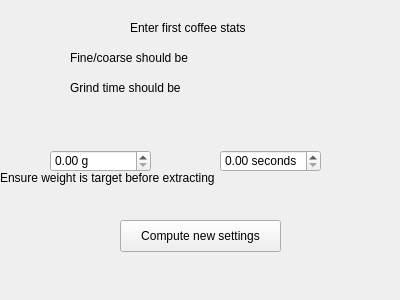
jamesxsc/coffee, file coffeeinput.ui: the form before one commit.
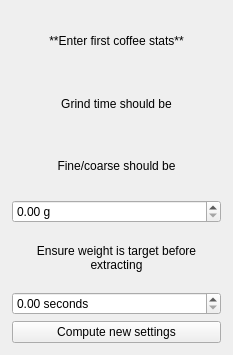
The form after the commit.

```diff
--- a/coffeeinput.ui
+++ b/coffeeinput.ui
@@ -6,48 +6,72 @@
    <rect>
     <x>0</x>
     <y>0</y>
-    <width>400</width>
-    <height>300</height>
+    <width>233</width>
+    <height>355</height>
    </rect>
   </property>
   <property name="windowTitle">
    <string>CoffeeInput</string>
   </property>
+  <layout class="QGridLayout" name="gridLayout_2">
+   <item row="0" column="0">
+    <layout class="QGridLayout" name="gridLayout">
+     <property name="leftMargin">
+      <number>1</number>
+     </property>
+     <property name="topMargin">
+      <number>1</number>
+     </property>
+     <property name="rightMargin">
+      <number>1</number>
+     </property>
+     <property name="bottomMargin">
+      <number>1</number>
+     </property>
+     <item row="0" column="0">
   <widget class="QLabel" name="title">
-   <property name="geometry">
-    <rect>
-     <x>130</x>
-     <y>20</y>
-     <width>141</width>
-     <height>16</height>
-    </rect>
-   </property>
    <property name="text">
-    <string>Enter first coffee stats</string>
-   </property>
-  </widget>
-  <widget class="QPushButton" name="pushButton">
-   <property name="geometry">
-    <rect>
-     <x>120</x>
-     <y>220</y>
-     <width>161</width>
-     <height>32</height>
-    </rect>
-   </property>
+        <string>**Enter first coffee stats**</string>
+       </property>
+       <property name="textFormat">
+        <enum>Qt::TextFormat::MarkdownText</enum>
+       </property>
+       <property name="alignment">
+        <set>Qt::AlignmentFlag::AlignCenter</set>
+       </property>
+       <property name="wordWrap">
+        <bool>true</bool>
+       </property>
+      </widget>
+     </item>
+     <item row="1" column="0">
+      <widget class="QLabel" name="tipGrindTime">
+       <property name="text">
+        <string>Grind time should be</string>
+       </property>
+       <property name="alignment">
+        <set>Qt::AlignmentFlag::AlignCenter</set>
+       </property>
+       <property name="wordWrap">
+        <bool>true</bool>
+       </property>
+      </widget>
+     </item>
+     <item row="2" column="0">
+      <widget class="QLabel" name="tipFineCoarse">
    <property name="text">
-    <string>Compute new settings</string>
-   </property>
-  </widget>
+        <string>Fine/coarse should be</string>
+       </property>
+       <property name="alignment">
+        <set>Qt::AlignmentFlag::AlignCenter</set>
+       </property>
+       <property name="wordWrap">
+        <bool>true</bool>
+       </property>
+      </widget>
+     </item>
+     <item row="3" column="0">
   <widget class="QDoubleSpinBox" name="inputGrindWeight">
-   <property name="geometry">
-    <rect>
-     <x>50</x>
-     <y>150</y>
-     <width>101</width>
-     <height>22</height>
-    </rect>
-   </property>
    <property name="suffix">
     <string> g</string>
    </property>
@@ -55,61 +79,40 @@
     <double>0.050000000000000</double>
    </property>
   </widget>
-  <widget class="QDoubleSpinBox" name="inputExtractionTime">
-   <property name="geometry">
-    <rect>
-     <x>220</x>
-     <y>150</y>
-     <width>101</width>
-     <height>22</height>
-    </rect>
-   </property>
-   <property name="suffix">
-    <string> seconds</string>
-   </property>
-   <property name="singleStep">
-    <double>0.050000000000000</double>
-   </property>
-  </widget>
+     </item>
+     <item row="4" column="0">
   <widget class="QLabel" name="tip">
-   <property name="geometry">
-    <rect>
-     <x>0</x>
-     <y>170</y>
-     <width>271</width>
-     <height>16</height>
-    </rect>
-   </property>
    <property name="text">
     <string>Ensure weight is target before extracting</string>
    </property>
-  </widget>
-  <widget class="QLabel" name="tipFineCoarse">
-   <property name="geometry">
-    <rect>
-     <x>70</x>
-     <y>50</y>
-     <width>231</width>
-     <height>16</height>
-    </rect>
-   </property>
-   <property name="text">
-    <string>Fine/coarse should be</string>
-   </property>
-  </widget>
-  <widget class="QLabel" name="tipGrindTime">
-   <property name="geometry">
-    <rect>
-     <x>70</x>
-     <y>80</y>
-     <width>271</width>
-     <height>16</height>
-    </rect>
-   </property>
+       <property name="alignment">
+        <set>Qt::AlignmentFlag::AlignCenter</set>
+       </property>
+       <property name="wordWrap">
+        <bool>true</bool>
+       </property>
+      </widget>
+     </item>
+     <item row="5" column="0">
+      <widget class="QDoubleSpinBox" name="inputExtractionTime">
+       <property name="suffix">
+        <string> seconds</string>
+       </property>
+       <property name="singleStep">
+        <double>0.050000000000000</double>
+       </property>
+      </widget>
+     </item>
+     <item row="6" column="0">
+      <widget class="QPushButton" name="pushButton">
    <property name="text">
-    <string>Grind time should be</string>
-   </property>
-  </widget>
+        <string>Compute new settings</string>
+       </property>
+      </widget>
+     </item>
+    </layout>
+   </item>
+  </layout>
  </widget>
  <resources/>
  <connections>
```
Lines whose indentation alone changed are shown as unchanged.
